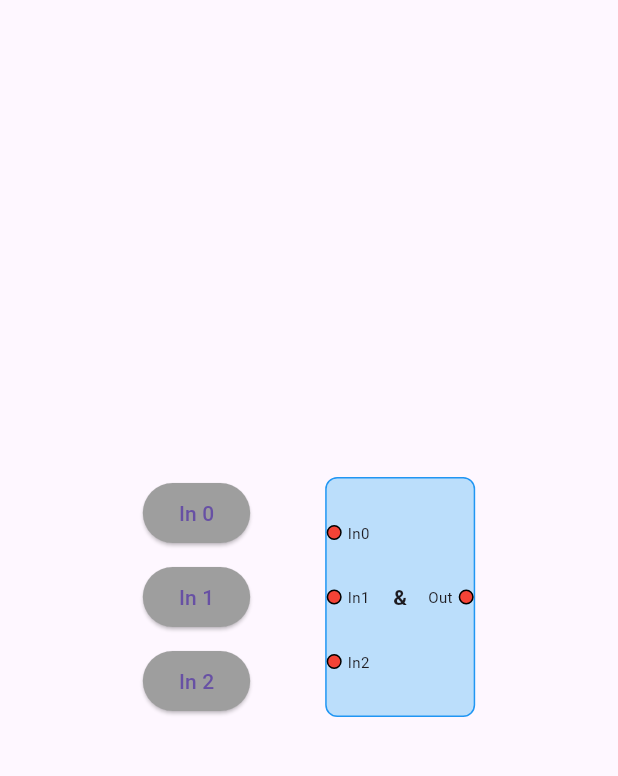
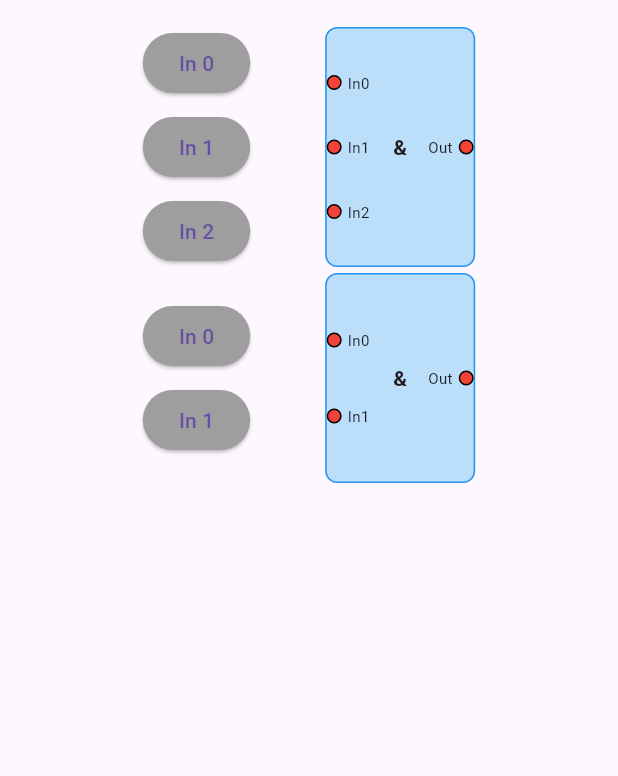
Before and after one commit to RobertNeher/digital_bricks_old, a Flutter app: the screen it shows after launch, on a phone screen of 412 x 824 dp, the part 63-839 px from its top. Run offline on Flutter 3.47's test engine with Material 3 defaults, Android fonts, the phone set to English and light mode, and no system bars.

Commit message:
Two AND gates aligned in a column

```diff
--- a/lib/main.dart
+++ b/lib/main.dart
@@ -28,18 +28,26 @@ class GateDemoPage extends StatefulWidget {
 }
 
 class _AndGateDemoPageState extends State<GateDemoPage> {
-  late AndGate _AndGate;
+  late AndGate _AndGate1, _AndGate2;
 
   @override
   void initState() {
     super.initState();
-    _AndGate = AndGate("and1", Offset.zero, inputCount: 3);
+    _AndGate1 = AndGate("and1", Offset(0, 0), inputCount: 3);
+    _AndGate2 = AndGate("and2", Offset(0, 100), inputCount: 2);
   }
 
-  void _toggleInput(int index) {
+  void _toggleInput1(int index) {
     setState(() {
-      _AndGate.inputs[index].value = !_AndGate.inputs[index].value;
-      _AndGate.calculateOutput({});
+      _AndGate1.inputs[index].value = !_AndGate1.inputs[index].value;
+      _AndGate1.calculateOutput({});
+    });
+  }
+
+  void _toggleInput2(int index) {
+    setState(() {
+      _AndGate2.inputs[index].value = !_AndGate2.inputs[index].value;
+      _AndGate2.calculateOutput({});
     });
   }
 
@@ -49,21 +57,21 @@ class _AndGateDemoPageState extends State<GateDemoPage> {
         appBar: AppBar(title: Text(widget.title)),
         body: Column(
           children: [
-          Expanded(
-            child: Center(
-              child: Row(
+            Row(
               mainAxisAlignment: MainAxisAlignment.center,
               children: [
                 // Interactive Input Toggles
                 Column(
                   mainAxisAlignment: MainAxisAlignment.center,
-                    children: List.generate(_AndGate.inputs.length, (index) {
+                  children: List.generate(_AndGate1.inputs.length, (index) {
                     return Padding(
                       padding: const EdgeInsets.symmetric(vertical: 4.0),
                       child: ElevatedButton(
-                          onPressed: () => _toggleInput(index),
+                        onPressed: () => _toggleInput1(index),
                         style: ElevatedButton.styleFrom(
-                            backgroundColor: _AndGate.inputs[index].value ? Colors.green : Colors.grey,
+                          backgroundColor: _AndGate1.inputs[index].value
+                              ? Colors.green
+                              : Colors.grey,
                         ),
                         child: Text("In $index"),
                       ),
@@ -72,13 +80,36 @@ class _AndGateDemoPageState extends State<GateDemoPage> {
                 ),
                 const SizedBox(width: 50),
                 // The Gate Widget
-                  AndWidget(gate: _AndGate),
+                AndWidget(gate: _AndGate1),
               ],
             ),
+            Row(
+              mainAxisAlignment: MainAxisAlignment.center,
+              children: [
+                // Interactive Input Toggles
+                Column(
+                  mainAxisAlignment: MainAxisAlignment.center,
+                  children: List.generate(_AndGate2.inputs.length, (index) {
+                    return Padding(
+                      padding: const EdgeInsets.symmetric(vertical: 4.0),
+                      child: ElevatedButton(
+                        onPressed: () => _toggleInput2(index),
+                        style: ElevatedButton.styleFrom(
+                          backgroundColor: _AndGate2.inputs[index].value
+                              ? Colors.green
+                              : Colors.grey,
                         ),
+                        child: Text("In $index"),
+                      ),
+                    );
+                  }),
+                ),
+                const SizedBox(width: 50),
+                // The Gate Widget
+                AndWidget(gate: _AndGate2),
+              ],
             ),
           ],
-      ),
-    );
+        ));
   }
 }
```
Lines whose indentation alone changed are shown as unchanged.
